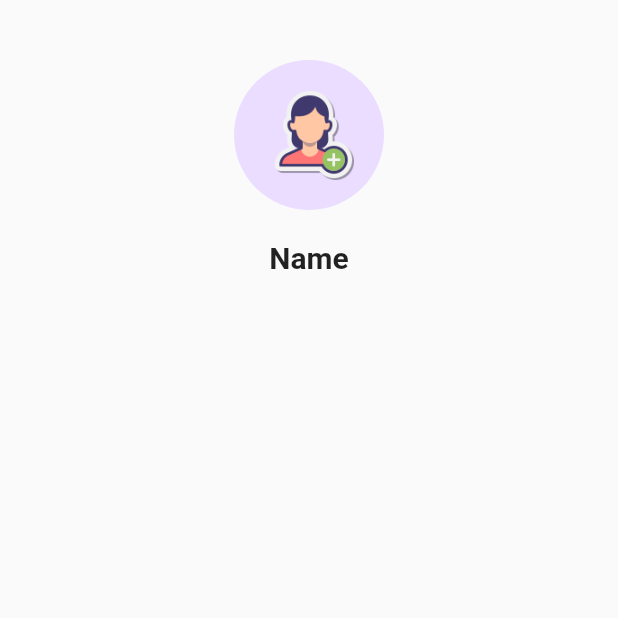
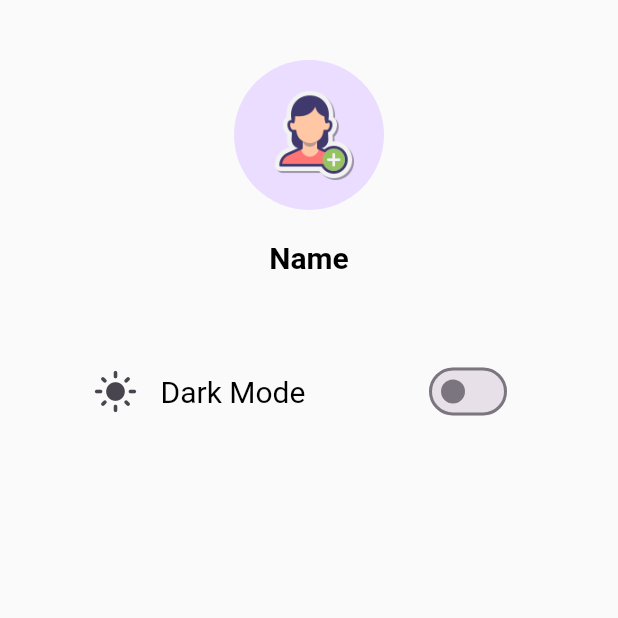
Before and after one commit to SatyamBhargav/Fusion, a Flutter app: the ProfileScreen screen opened directly, on a phone screen of 412 x 824 dp, the top half of it. Run offline on Flutter 3.47's test engine with Material 2 defaults, Android fonts, the phone set to English and light mode, and no system bars; our stand-ins replace flutter_riverpod, riverpod, sqflite; accounts and stored records are empty.

Commit message:
adjusted dark & theming, added switch for theme adjustment

```diff
--- a/lib/main.dart
+++ b/lib/main.dart
@@ -2,20 +2,22 @@ import 'package:flutter/material.dart';
 import 'package:flutter_riverpod/flutter_riverpod.dart';
 import 'package:passgen/provider/savepass_provider.dart';
 import 'package:passgen/screen/passgenscreen.dart';
+import 'package:passgen/screen/profilescreen.dart';
 import 'package:passgen/screen/tabscreen.dart';
 import 'package:passgen/widget/addavatar.dart';
 import 'package:passgen/screen/homescreen.dart';
 import 'package:passgen/screen/welcomescreen.dart';
+import 'package:riverpod/riverpod.dart';
 
 // var kColorScheme =
 //     ColorScheme.fromSeed(seedColor: const Color.fromARGB(255, 96, 59, 181));
 
 var kDarkColorScheme = ColorScheme.fromSeed(
-  seedColor: const Color.fromARGB(255, 5, 99, 125),
+  seedColor: Colors.deepPurpleAccent,
   brightness: Brightness.dark,
 );
 
-void main() async {
+void main() {
   runApp(const ProviderScope(child: MyApp()));
   /**
    // To check if table is created in database or not.
@@ -39,16 +41,19 @@ void main() async {
   */
 }
 
-class MyApp extends StatelessWidget {
+final themeModeProvider = StateProvider<ThemeMode>((ref) => ThemeMode.system);
+
+class MyApp extends ConsumerWidget {
   const MyApp({super.key});
 
   // This widget is the root of your application.
   @override
-  Widget build(BuildContext context) {
+  Widget build(BuildContext context, WidgetRef ref) {
     return MaterialApp(
-      // themeMode: ThemeMode.dark,
-      themeMode: ThemeMode.light,
+      themeMode: ref.watch(themeModeProvider),
       darkTheme: ThemeData.dark().copyWith(
+        textTheme: const TextTheme(
+            titleMedium: TextStyle(color: Colors.white, fontSize: 20)),
         listTileTheme: const ListTileThemeData(
             iconColor: Colors.white, textColor: Colors.black),
         bottomNavigationBarTheme: const BottomNavigationBarThemeData(
@@ -67,8 +72,9 @@ class MyApp extends StatelessWidget {
         ),
       ),
       theme: ThemeData().copyWith(
-          // listTileTheme: ListTileThemeData(iconColor: Colors.green),
           useMaterial3: true,
+          textTheme: const TextTheme(
+              titleMedium: TextStyle(color: Colors.black, fontSize: 20)),
           colorScheme: ColorScheme.fromSeed(seedColor: Colors.deepPurple),
           bottomNavigationBarTheme: const BottomNavigationBarThemeData(
               selectedIconTheme: IconThemeData(color: Colors.deepPurple),
@@ -76,45 +82,20 @@ class MyApp extends StatelessWidget {
 
           // iconTheme: IconThemeData().copyWith(),
           ),
-      // theme: ThemeData().copyWith(
-      //   useMaterial3: true,
-      //   colorScheme: kColorScheme,
-      //   appBarTheme: const AppBarTheme().copyWith(
-      //     backgroundColor: kColorScheme.onPrimaryContainer,
-      //     foregroundColor: kColorScheme.primaryContainer,
-      //   ),
-      //   cardTheme: const CardTheme().copyWith(
-      //     color: kColorScheme.secondaryContainer,
-      //     margin: const EdgeInsets.symmetric(
-      //       horizontal: 16,
-      //       vertical: 8,
-      //     ),
-      //   ),
-      //   elevatedButtonTheme: ElevatedButtonThemeData(
-      //     style: ElevatedButton.styleFrom(
-      //         backgroundColor: kColorScheme.primaryContainer),
-      //   ),
-      //   textTheme: ThemeData().textTheme.copyWith(
-      //         titleLarge: TextStyle(
-      //           fontWeight: FontWeight.bold,
-      //           color: kColorScheme.onSecondaryContainer,
-      //           fontSize: 16,
-      //         ),
-      //       ),
-      // ),
-      // title: 'Password Generator',
 
       //default
       // theme: ThemeData(
       //   colorScheme: ColorScheme.fromSeed(seedColor: Colors.deepPurple),
       //   useMaterial3: true,
       // ),
+      home: WelcomeScreen(),
       // home: const HomeScreen(),
-      home: TabScreen(),
+      // home: TabScreen(),
       // home: PassGenScreen(),
       // home: const WelcomeScreen(),
       // home: PassGen(),
       // home: AddAvatar(),
+      // home: ProfileScreen(),
     );
   }
 }
--- a/lib/screen/profilescreen.dart
+++ b/lib/screen/profilescreen.dart
@@ -1,5 +1,6 @@
 import 'package:flutter/material.dart';
 import 'package:flutter_riverpod/flutter_riverpod.dart';
+import 'package:passgen/main.dart';
 import 'package:passgen/provider/avatarselector_provider.dart';
 import 'package:passgen/provider/username_provider.dart';
 
@@ -11,8 +12,10 @@ class ProfileScreen extends ConsumerStatefulWidget {
 }
 
 class _ProfileScreenState extends ConsumerState<ProfileScreen> {
+  bool _isTrue = false;
   @override
   Widget build(BuildContext context) {
+    final themeMode = ref.watch(themeModeProvider);
     final userName = ref.watch(userDetailProvider);
     final userAvatar = ref.watch(userprofileprovider);
     // ignore: unused_local_variable
@@ -31,8 +34,48 @@ class _ProfileScreenState extends ConsumerState<ProfileScreen> {
                 const SizedBox(height: 20),
                 Text(
                   userName,
-                  style: const TextStyle(fontSize: 20, fontWeight: FontWeight.bold),
+                  style: Theme.of(context)
+                      .textTheme
+                      .titleMedium
+                      ?.copyWith(fontWeight: FontWeight.bold),
                 ),
+                const SizedBox(height: 50),
+                SizedBox(
+                  height: 500,
+                  width: 320,
+                  child: Column(
+                    children: [
+                      SwitchListTile(
+                        value: themeMode == ThemeMode.dark,
+                        onChanged: (value) {
+                          _isTrue = value;
+                          final newThemeMode =
+                              value ? ThemeMode.dark : ThemeMode.light;
+                          ref.read(themeModeProvider.notifier).state =
+                              newThemeMode;
+                        },
+                        title: Row(
+                          children: [
+                            _isTrue
+                                ? const Icon(
+                                    Icons.dark_mode,
+                                    size: 30,
+                                  )
+                                : const Icon(
+                                    Icons.light_mode,
+                                    size: 30,
+                                  ),
+                            const SizedBox(width: 15),
+                            Text(
+                              'Dark Mode',
+                              style: Theme.of(context).textTheme.titleMedium,
+                            ),
+                          ],
+                        ),
+                      )
+                    ],
+                  ),
+                )
               ],
             ),
           ),
--- a/lib/screen/tabscreen.dart
+++ b/lib/screen/tabscreen.dart
@@ -1,5 +1,4 @@
 import 'package:flutter/material.dart';
-import 'package:passgen/main.dart';
 import 'package:passgen/screen/homescreen.dart';
 import 'package:passgen/screen/passgenscreen.dart';
 import 'package:passgen/screen/profilescreen.dart';
```
Also changed, not shown: lib/screen/homescreen.dart (+10 -4 lines), lib/screen/passgenscreen.dart (+32 -12 lines), lib/screen/welcomescreen.dart (+11 -7 lines).
